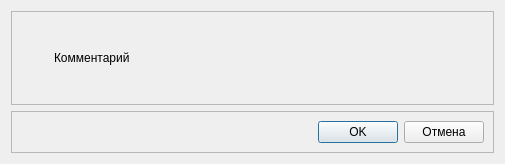
Above: service/dialogs/amessagebox.ui from grigp/a-analyser before the change. Below: the same form after it.
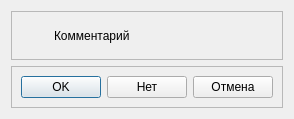
That is the form after the change. Icons and pictures are not drawn.

The edit to the form file:
```diff
--- a/service/dialogs/amessagebox.ui
+++ b/service/dialogs/amessagebox.ui
@@ -6,8 +6,8 @@
    <rect>
     <x>0</x>
     <y>0</y>
-    <width>505</width>
-    <height>164</height>
+    <width>281</width>
+    <height>119</height>
    </rect>
   </property>
   <property name="windowTitle">
@@ -100,6 +100,13 @@
         </property>
        </widget>
       </item>
+      <item>
+       <widget class="QPushButton" name="btnNo">
+        <property name="text">
+         <string>Нет</string>
+        </property>
+       </widget>
+      </item>
       <item>
        <widget class="QPushButton" name="btnCancel">
         <property name="text">
```
Left out of the diff: 44 changed lines with no effect on the pictures.
